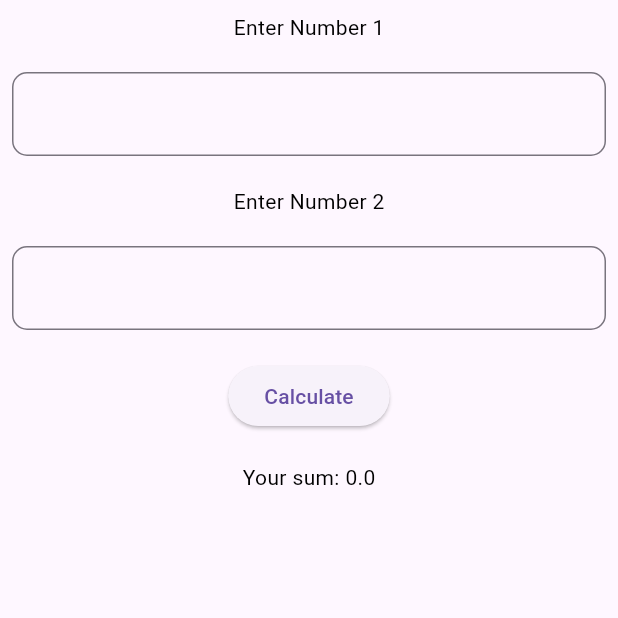
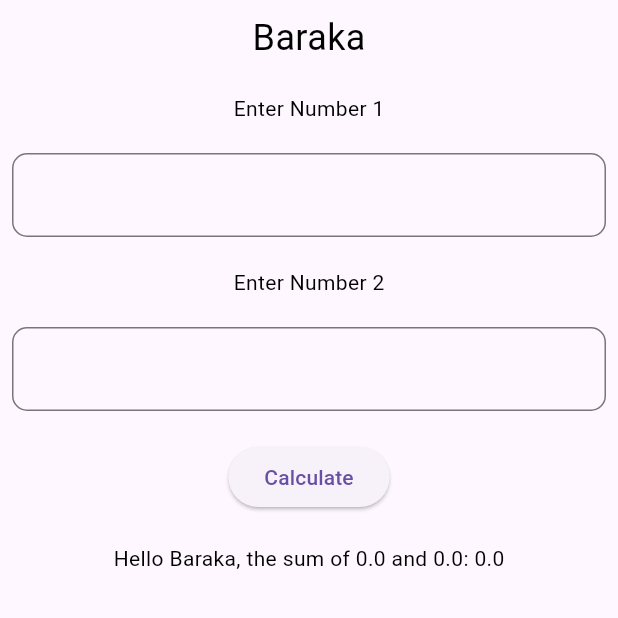
Before and after one commit to eiidoubleyuwes/nimeku-dart-a, a Flutter app: the screen it shows after launch, after a tap on "Calculate", on a phone screen of 412 x 824 dp, the top half of it. Run offline on Flutter 3.47's test engine with Material 3 defaults, Android fonts, the phone set to English and light mode, and no system bars; our stand-ins replace get.

Commit message:
Feat:Fixed all the issues
I fixed my controllers and now my code works perfectly

```diff
--- a/myapp_flutter/lib/controllers/calculatorcontroller.dart
+++ b/myapp_flutter/lib/controllers/calculatorcontroller.dart
@@ -5,5 +5,19 @@ class calculatorcontroller extends GetxController{
   updateSum(double newSum){
     sum.value = newSum;
   }
+  //To get the values of the individual numbers
+  var number1 = 0.0.obs;
+  var number2 = 0.0.obs;
+  updateNumber1(double newNumber1){
+    number1.value = newNumber1;
+  }
+  updateNumber2(double newNumber2) {
+    number2.value = newNumber2;
+  }
+  //Session management for the name
+  var name = "".obs;
+  updateName(String newName){
+    name.value = newName;
+  }
 
 }
--- a/myapp_flutter/lib/views/calculator.dart
+++ b/myapp_flutter/lib/views/calculator.dart
@@ -5,7 +5,6 @@ import 'package:myapp_flutter/controllers/calculatorcontroller.dart';
 import 'package:myapp_flutter/views/custombutton.dart';
 import 'package:myapp_flutter/views/customcontroller.dart';
 import 'package:myapp_flutter/views/customtexts.dart';
-
 
 class Calculator extends StatelessWidget {
   TextEditingController number = TextEditingController();
@@ -18,10 +17,11 @@ class Calculator extends StatelessWidget {
       padding: const EdgeInsets.all(8.0),
       child: Column(
         children: [
+          customText("Name", label: 'Baraka', fontSize: FontSize(24.0)),
+          SizedBox(height: 20.0),
           customText(
             "number",
             label: "Enter Number 1",
-            controller: number,
           ),
           SizedBox(height: 20.0),
           CustomTextWidget("Number 1", label: 'Number 1', controller: number),
@@ -29,7 +29,6 @@ class Calculator extends StatelessWidget {
           customText(
             "number",
             label: "Enter Number 2",
-            controller: num,
           ),
           SizedBox(height: 20.0),
           CustomTextWidget(
@@ -45,16 +44,22 @@ class Calculator extends StatelessWidget {
                 double b = double.tryParse(num.text) ?? 0.0;
 
                 double s = a + b;
+                double newNumber1 = a;
+                double newNumber2 = b;
                 //Send the value to Sum in the other class
                 calculatorController.updateSum(s);
+                calculatorController.updateNumber1(newNumber1);
+                calculatorController.updateNumber2(newNumber2);
+                calculatorController.updateName("Baraka");
 
                 num.text = "";
                 number.text = "";
               },
               child: Text('Calculate')),
-           SizedBox(height: 20.0),
+          SizedBox(height: 20.0),
 
-          Obx(()=> customText("sum", label: "Your sum: ${calculatorController.sum}")),
+          Obx(() => customText("sum",
+              label: "Hello ${calculatorController.name}, the sum of ${calculatorController.number1} and ${calculatorController.number2}: ${calculatorController.sum}")),
         ],
       ),
     ));
--- a/myapp_flutter/lib/views/customcontroller.dart
+++ b/myapp_flutter/lib/views/customcontroller.dart
@@ -29,7 +29,7 @@ class CustomTextWidget extends StatelessWidget {
         prefixIcon: Icon(icon),
         suffixIcon: ispassword? Icon(Icons.visibility): Container(height: 10,width: 10,),
       ),
-      controller: TextEditingController(),
+      controller: controller,
       obscureText: hideText!,
     );
   }
```
